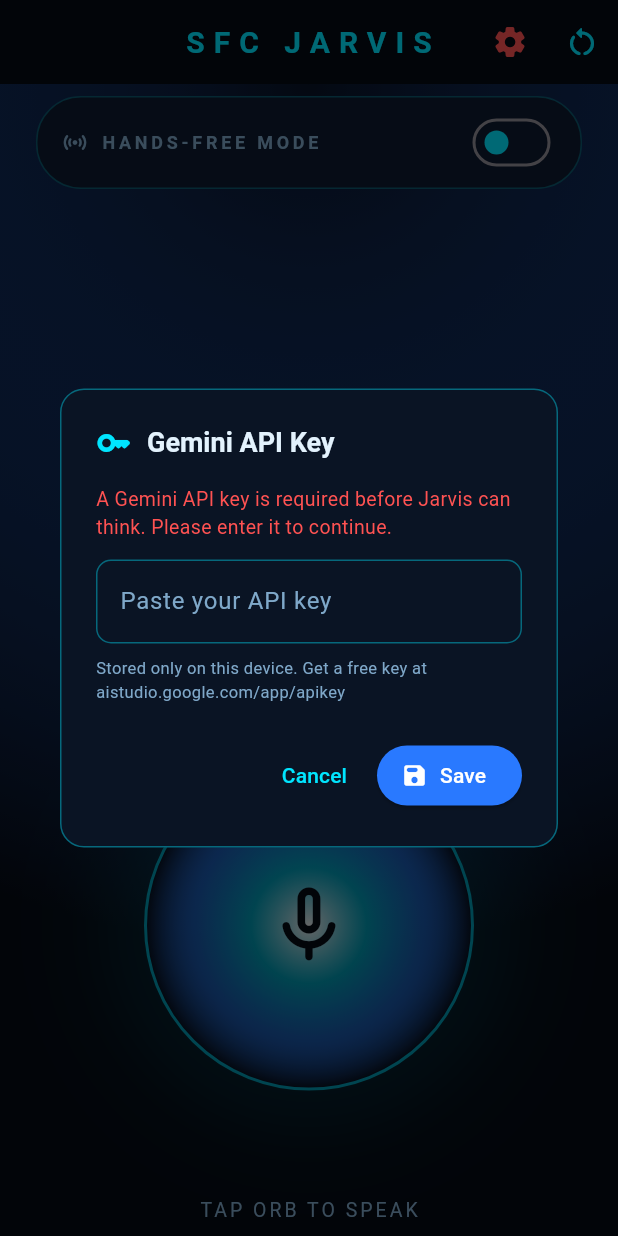
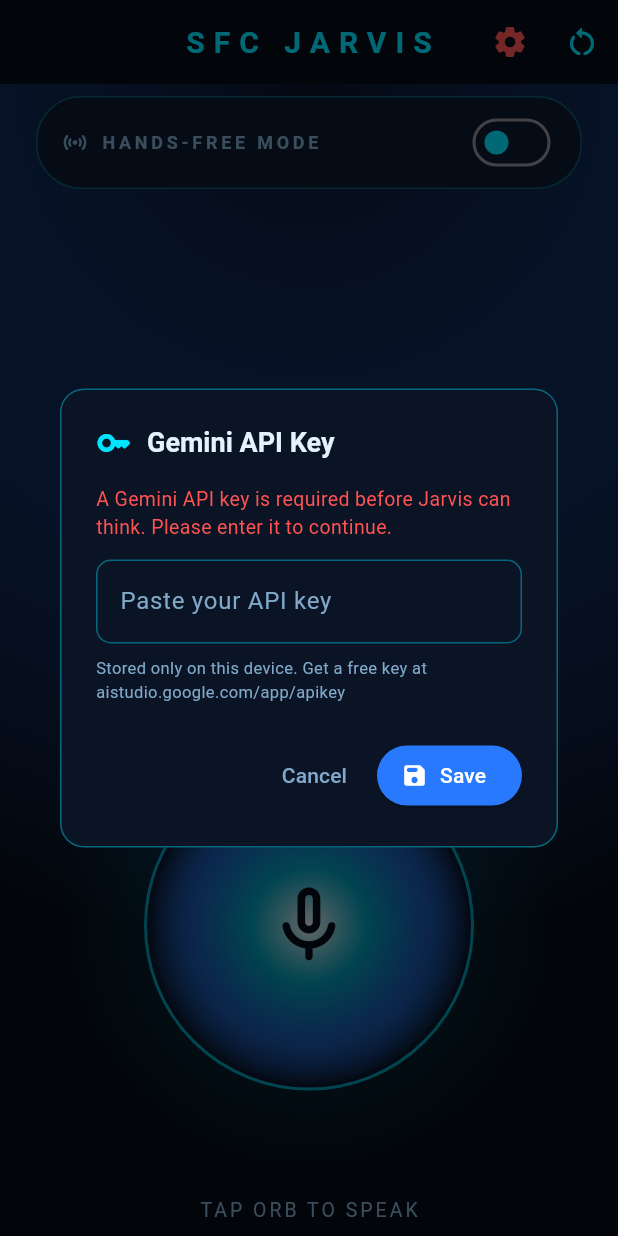
Before and after one commit to sejan999/sfc-jarvis, a Flutter app: the screen it shows after launch, after a tap on the "mic none" icon, on a phone screen of 412 x 824 dp. Run offline on Flutter 3.47's test engine with Material 3 defaults, Android fonts, the phone set to English and light mode, and no system bars; our stand-ins replace equatable, flutter_bloc, flutter_dotenv, flutter_tts, google_generative_ai, permission_handler and 2 more.

Commit message:
Fix: Wrap Text color argument inside TextStyle in home_screen.dart

```diff
--- a/lib/features/assistant/presentation/screens/home_screen.dart
+++ b/lib/features/assistant/presentation/screens/home_screen.dart
@@ -370,7 +370,10 @@ Future<void> _showApiKeyDialog(
       actions: [
         TextButton(
           onPressed: () => Navigator.of(dialogContext).pop(),
-          child: const Text('Cancel', color: JarvisColors.textSecondary),
+          child: const Text(
+            'Cancel',
+            style: TextStyle(color: JarvisColors.textSecondary),
+          ),
         ),
         ElevatedButton.icon(
           style: ElevatedButton.styleFrom(
```
